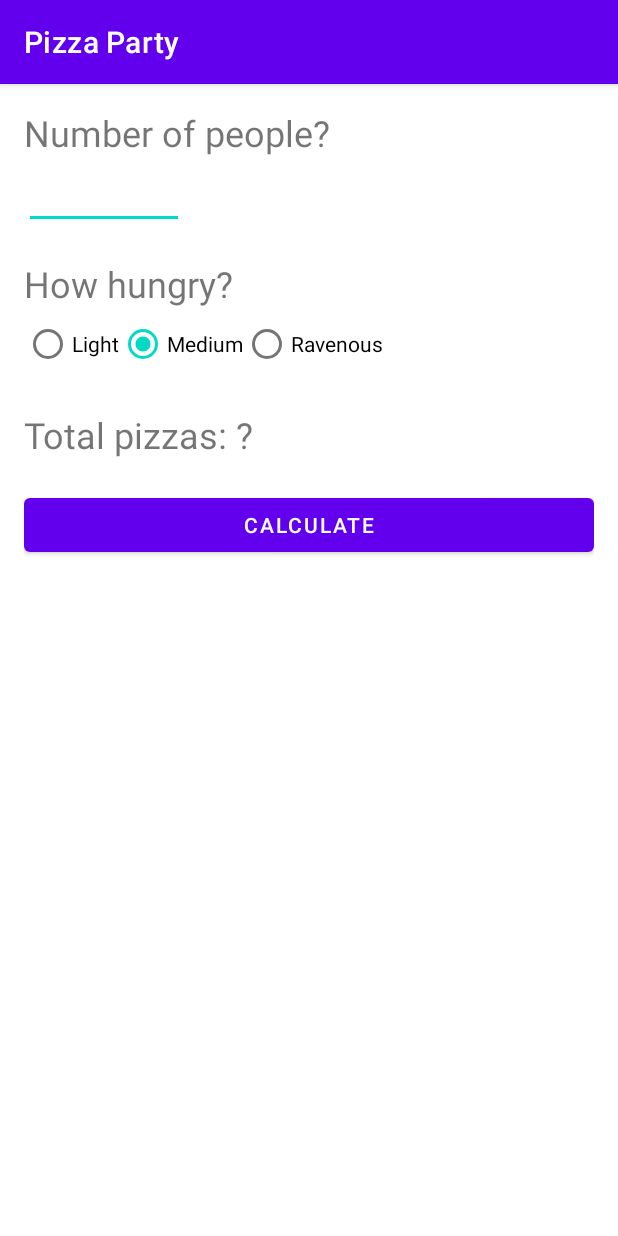
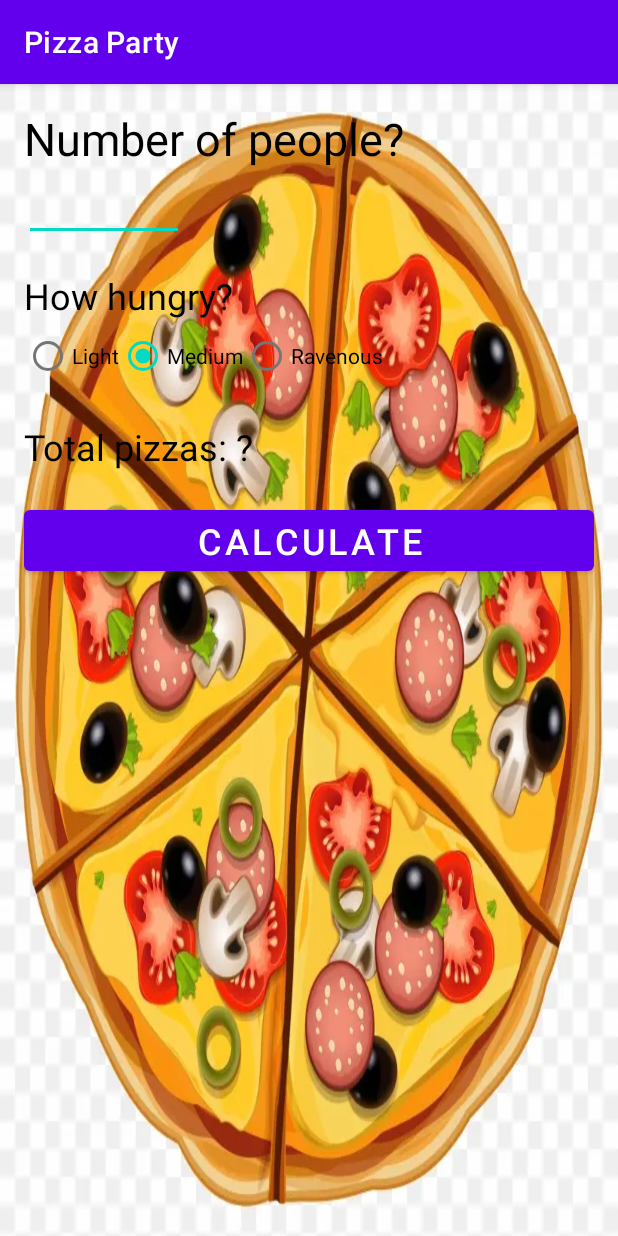
Before and after one commit to PankajChohan9820/Pizza-Party, an Android app: the screen it shows after launch (MainActivity), on a phone screen of 412 x 824 dp. Run offline under Robolectric (Android 15) with nearby library versions, the phone set to English and light mode, and no system bars.

Commit message:
Commit of Pizza Party 2 - HW 2

```diff
--- a/app/src/main/res/layout/activity_main.xml
+++ b/app/src/main/res/layout/activity_main.xml
@@ -5,17 +5,19 @@
         android:layout_width="match_parent"
         android:layout_height="match_parent"
         android:orientation="vertical"
-        android:paddingBottom="16dp"
-        android:paddingLeft="16dp"
-        android:paddingRight="16dp"
-        android:paddingTop="16dp"
+        android:paddingBottom="@dimen/activity_vertical_margin"
+        android:paddingLeft="@dimen/activity_horizontal_margin"
+        android:paddingRight="@dimen/activity_horizontal_margin"
+        android:paddingTop="@dimen/activity_vertical_margin"
+        android:background="@drawable/pizza"
         tools:context="com.example.pizzaparty.MainActivity">
 
         <TextView
             android:layout_width="wrap_content"
             android:layout_height="wrap_content"
-            android:text="Number of people?"
-            android:textSize="24sp"
+            android:text="@string/number_of_people"
+            android:textSize="@dimen/label_text_size"
+            android:textColor="@color/black"
             android:labelFor="@id/num_attend_edit_text" />
 
         <EditText
@@ -24,6 +26,7 @@
             android:layout_height="wrap_content"
             android:minHeight="48dp"
             android:inputType="number"
+            android:textColor="@color/black"
             android:ems="5"
             android:importantForAutofill="no" />
 
@@ -31,8 +34,9 @@
             android:layout_width="wrap_content"
             android:layout_height="wrap_content"
             android:layout_marginTop="20dp"
-            android:text="How hungry?"
-            android:textSize="24sp"
+            android:text="@string/how_hungry"
+            android:textSize="@dimen/text_size"
+            android:textColor="@color/black"
             android:labelFor="@id/hungry_radio_group" />
 
         <RadioGroup
@@ -42,35 +46,37 @@
             android:orientation="horizontal">
             <RadioButton
                 android:id="@+id/light_radio_button"
-                android:text="Light"
+                android:text="@string/light"
                 android:layout_width="wrap_content"
                 android:layout_height="wrap_content" />
             <RadioButton
                 android:id="@+id/medium_radio_button"
-                android:text="Medium"
+                android:text="@string/medium"
                 android:layout_width="wrap_content"
                 android:layout_height="wrap_content"
                 android:checked="true" />
             <RadioButton
                 android:id="@+id/ravenous_radio_button"
-                android:text="Ravenous"
+                android:text="@string/ravenous"
                 android:layout_width="wrap_content"
                 android:layout_height="wrap_content" />
         </RadioGroup>
 
         <TextView
             android:id="@+id/num_pizzas_text_view"
-            android:text="Total pizzas: ?"
+            android:text="@string/total_pizzas"
             android:layout_width="wrap_content"
             android:layout_height="wrap_content"
             android:layout_marginTop="20dp"
-            android:textSize="24sp"/>
+            android:textColor="@color/black"
+            android:textSize="@dimen/text_size"/>
 
         <Button
             android:id="@+id/calc_button"
-            android:text="Calculate"
+            android:text="@string/calculate"
             android:layout_width="match_parent"
             android:layout_height="wrap_content"
             android:layout_marginTop="20dp"
+            style="@style/CalcButton"
             android:onClick="calculateClick" />
 </LinearLayout>
--- a/app/src/main/res/values/colors.xml
+++ b/app/src/main/res/values/colors.xml
@@ -7,4 +7,5 @@
     <color name="teal_700">#FF018786</color>
     <color name="black">#FF000000</color>
     <color name="white">#FFFFFFFF</color>
+    <color name="gray">#AAA</color>
 </resources>
--- /dev/null
+++ b/app/src/main/res/values/dimens.xml
@@ -0,0 +1,7 @@
+<?xml version="1.0" encoding="utf-8"?>
+<resources>
+    <dimen name="activity_horizontal_margin">16dp</dimen>
+    <dimen name="activity_vertical_margin">16dp</dimen>
+    <dimen name="text_size">24sp</dimen>
+    <dimen name="label_text_size">30sp</dimen>
+</resources>
--- a/app/src/main/res/values/strings.xml
+++ b/app/src/main/res/values/strings.xml
@@ -1,3 +1,10 @@
 <resources>
     <string name="app_name">Pizza Party</string>
+    <string name="number_of_people">Number of people?</string>
+    <string name="how_hungry">How hungry?</string>
+    <string name="total_pizzas">Total pizzas: ?</string>
+    <string name="calculate">Calculate</string>
+    <string name="light">Light</string>
+    <string name="medium">Medium</string>
+    <string name="ravenous">Ravenous</string>
 </resources>
--- /dev/null
+++ b/app/src/main/res/values/styles.xml
@@ -0,0 +1,7 @@
+<?xml version="1.0" encoding="utf-8"?>
+<resources>
+    <style name="CalcButton">
+        <item name="android:textSize">24sp</item>
+        <item name="android:textColor">@color/white</item>
+    </style>
+</resources>
```
Also changed, not shown: app/src/main/res/drawable/pizza.webp (added).
